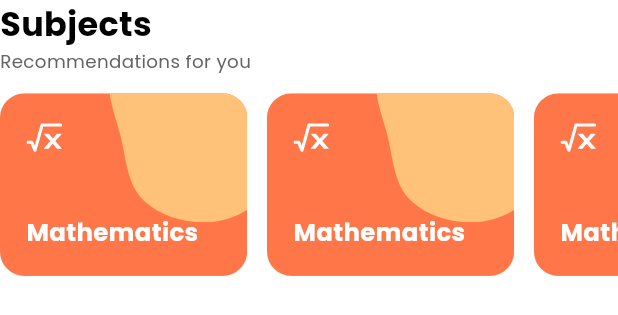
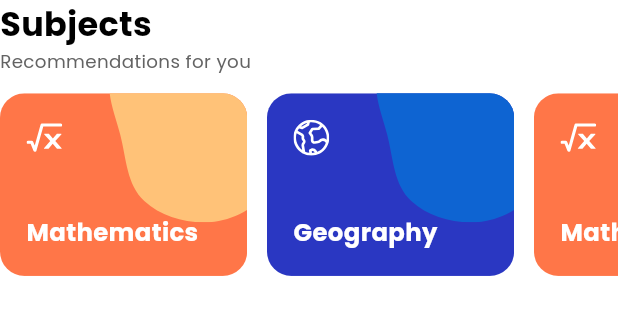
Before and after one commit to Ztrios/Learning-Management, a Flutter app: the SubjectListWidget widget shown alone on an empty page, opened directly, on a phone screen of 412 x 824 dp. Shown: the top 315 px of the screen. Run offline on Flutter 3.47's test engine with Material 3 defaults, Android fonts, the phone set to English and light mode, and no system bars; drawn by our look-alikes of toastification; our stand-ins replace awesome_notifications, dartz, dio, equatable, firebase_core, firebase_messaging and 13 more; accounts and stored records are empty; network calls fail.

Commit message:
:art:[Home]: More optimize home page ui design and separate by widgets.

```diff
--- a/lib/features/home/presentation/widgets/subject_list_widget.dart
+++ b/lib/features/home/presentation/widgets/subject_list_widget.dart
@@ -40,10 +40,10 @@ class SubjectListWidget extends StatelessWidget {
               scrollDirection: Axis.horizontal,
               itemBuilder: (context, index) {
                 return SubjectItemView(
-                  svgIcon: "assets/icons/mathematics_icon.svg",
-                  subject: "Mathematics",
-                  background: AppColors.deepOrange,
-                  shapeColor: AppColors.lightOrange
+                  svgIcon: index.isEven ? "assets/icons/mathematics_icon.svg" : "assets/icons/geography_icon.svg",
+                  subject: index.isEven ? "Mathematics" : "Geography",
+                  background: index.isEven ? AppColors.deepOrange : AppColors.deepBlue,
+                  shapeColor: index.isEven ? AppColors.lightOrange : AppColors.blueLight
                 );
               }
           ),
```
